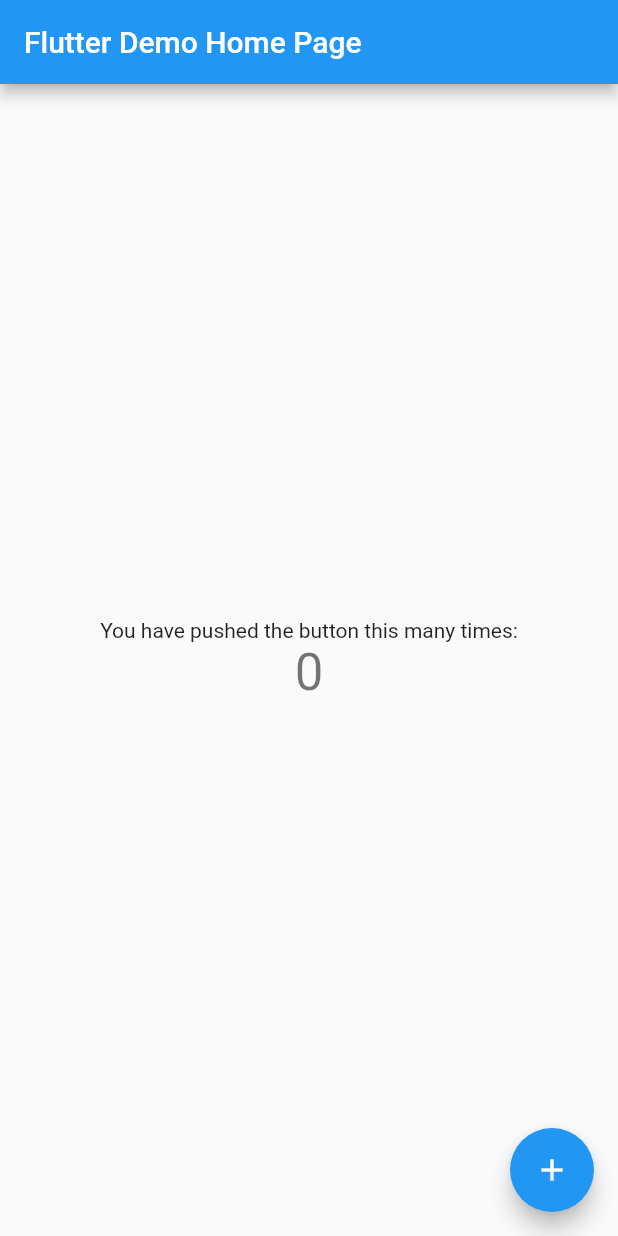
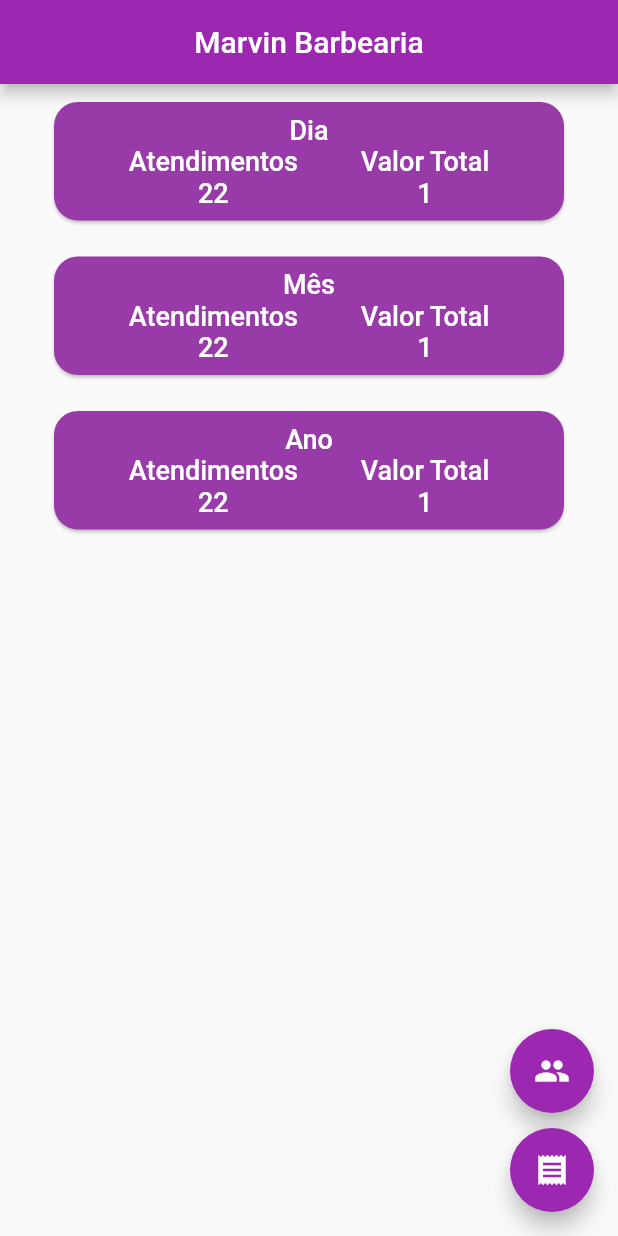
Before and after one commit to mion24/marvin_barbeiro, a Flutter app: the screen it shows after launch, on a phone screen of 412 x 824 dp. Run offline on Flutter 3.47's test engine with Material 2 defaults, Android fonts, the light colour scheme and no system bars.

Commit message:
interface basica

```diff
--- /dev/null
+++ b/lib/app.dart
@@ -0,0 +1,17 @@
+import 'package:flutter/material.dart';
+import 'package:marvin_barbeiro/core/tema/tema.dart';
+import 'package:marvin_barbeiro/pages/home/home.dart';
+
+class App extends StatelessWidget {
+  const App({Key? key}) : super(key: key);
+
+  @override
+  Widget build(BuildContext context) {
+    return MaterialApp(
+      title: 'Marvin Barbearia',
+      theme: tema(),
+      debugShowCheckedModeBanner: false,
+      home: HomeView(),
+    );
+  }
+}
--- /dev/null
+++ b/lib/core/tema/tema.dart
@@ -0,0 +1,43 @@
+import 'package:flutter/material.dart';
+
+ThemeData tema() => ThemeData(
+      colorScheme: ColorScheme(
+        brightness: Brightness.light,
+        primary: Color.fromARGB(255, 212, 103, 231),
+        onPrimary: Colors.white,
+        secondary: Color.fromARGB(255, 152, 59, 168),
+        onSecondary: Colors.white,
+        error: Colors.red,
+        onError: Colors.white,
+        background: Color.fromARGB(255, 200, 7, 235),
+        onBackground: Colors.white,
+        surface: Color.fromARGB(255, 227, 107, 248),
+        onSurface: Colors.white,
+      ),
+      appBarTheme: AppBarTheme(
+        backgroundColor: Colors.purple,
+      ),
+      floatingActionButtonTheme: FloatingActionButtonThemeData(
+        backgroundColor: Colors.purple,
+      ),
+      elevatedButtonTheme: ElevatedButtonThemeData(
+        style: ButtonStyle(
+          backgroundColor:
+              MaterialStateColor.resolveWith((states) => Colors.purple),
+          textStyle: MaterialStateTextStyle.resolveWith(
+            (states) => TextStyle(fontSize: 18),
+          ),
+        ),
+      ),
+      textTheme: TextTheme(
+        bodyText1: TextStyle(
+          fontSize: 18,
+          fontWeight: FontWeight.w500,
+          color: Colors.white,
+        ),
+        headline1: TextStyle(
+          fontSize: 18,
+          fontWeight: FontWeight.bold,
+        ),
+      ),
+    );
--- a/lib/main.dart
+++ b/lib/main.dart
@@ -1,115 +1,6 @@
 import 'package:flutter/material.dart';
+import 'package:marvin_barbeiro/app.dart';
 
 void main() {
-  runApp(const MyApp());
+  runApp(const App());
 }
-
-class MyApp extends StatelessWidget {
-  const MyApp({Key? key}) : super(key: key);
-
-  // This widget is the root of your application.
-  @override
-  Widget build(BuildContext context) {
-    return MaterialApp(
-      title: 'Flutter Demo',
-      theme: ThemeData(
-        // This is the theme of your application.
-        //
-        // Try running your application with "flutter run". You'll see the
-        // application has a blue toolbar. Then, without quitting the app, try
-        // changing the primarySwatch below to Colors.green and then invoke
-        // "hot reload" (press "r" in the console where you ran "flutter run",
-        // or simply save your changes to "hot reload" in a Flutter IDE).
-        // Notice that the counter didn't reset back to zero; the application
-        // is not restarted.
-        primarySwatch: Colors.blue,
-      ),
-      home: const MyHomePage(title: 'Flutter Demo Home Page'),
-    );
-  }
-}
-
-class MyHomePage extends StatefulWidget {
-  const MyHomePage({Key? key, required this.title}) : super(key: key);
-
-  // This widget is the home page of your application. It is stateful, meaning
-  // that it has a State object (defined below) that contains fields that affect
-  // how it looks.
-
-  // This class is the configuration for the state. It holds the values (in this
-  // case the title) provided by the parent (in this case the App widget) and
-  // used by the build method of the State. Fields in a Widget subclass are
-  // always marked "final".
-
-  final String title;
-
-  @override
-  State<MyHomePage> createState() => _MyHomePageState();
-}
-
-class _MyHomePageState extends State<MyHomePage> {
-  int _counter = 0;
-
-  void _incrementCounter() {
-    setState(() {
-      // This call to setState tells the Flutter framework that something has
-      // changed in this State, which causes it to rerun the build method below
-      // so that the display can reflect the updated values. If we changed
-      // _counter without calling setState(), then the build method would not be
-      // called again, and so nothing would appear to happen.
-      _counter++;
-    });
-  }
-
-  @override
-  Widget build(BuildContext context) {
-    // This method is rerun every time setState is called, for instance as done
-    // by the _incrementCounter method above.
-    //
-    // The Flutter framework has been optimized to make rerunning build methods
-    // fast, so that you can just rebuild anything that needs updating rather
-    // than having to individually change instances of widgets.
-    return Scaffold(
-      appBar: AppBar(
-        // Here we take the value from the MyHomePage object that was created by
-        // the App.build method, and use it to set our appbar title.
-        title: Text(widget.title),
-      ),
-      body: Center(
-        // Center is a layout widget. It takes a single child and positions it
-        // in the middle of the parent.
-        child: Column(
-          // Column is also a layout widget. It takes a list of children and
-          // arranges them vertically. By default, it sizes itself to fit its
-          // children horizontally, and tries to be as tall as its parent.
-          //
-          // Invoke "debug painting" (press "p" in the console, choose the
-          // "Toggle Debug Paint" action from the Flutter Inspector in Android
-          // Studio, or the "Toggle Debug Paint" command in Visual Studio Code)
-          // to see the wireframe for each widget.
-          //
-          // Column has various properties to control how it sizes itself and
-          // how it positions its children. Here we use mainAxisAlignment to
-          // center the children vertically; the main axis here is the vertical
-          // axis because Columns are vertical (the cross axis would be
-          // horizontal).
-          mainAxisAlignment: MainAxisAlignment.center,
-          children: <Widget>[
-            const Text(
-              'You have pushed the button this many times:',
-            ),
-            Text(
-              '$_counter',
-              style: Theme.of(context).textTheme.headline4,
-            ),
-          ],
-        ),
-      ),
-      floatingActionButton: FloatingActionButton(
-        onPressed: _incrementCounter,
-        tooltip: 'Increment',
-        child: const Icon(Icons.add),
-      ), // This trailing comma makes auto-formatting nicer for build methods.
-    );
-  }
-}
--- /dev/null
+++ b/lib/pages/home/componentes/card_resumo_vendas.dart
@@ -0,0 +1,66 @@
+import 'package:flutter/material.dart';
+
+class CardResumoVendas extends StatelessWidget {
+  final String titulo;
+  final String atendimentos;
+  final String valorTotal;
+
+  const CardResumoVendas({
+    Key? key,
+    required this.titulo,
+    required this.atendimentos,
+    required this.valorTotal,
+  }) : super(key: key);
+
+  @override
+  Widget build(BuildContext context) {
+    return Padding(
+      padding: const EdgeInsets.symmetric(horizontal: 32, vertical: 8),
+      child: Card(
+        shape: RoundedRectangleBorder(borderRadius: BorderRadius.circular(16)),
+        color: Theme.of(context).colorScheme.secondary,
+        child: Container(
+          width: double.maxFinite,
+          padding: EdgeInsets.all(8), //espaçamento interno p todos os lados
+          child: Column(children: [
+            Column(
+              children: [
+                Text(
+                  titulo,
+                  style: Theme.of(context).textTheme.bodyText1,
+                ),
+              ],
+            ),
+            Row(
+              mainAxisAlignment: MainAxisAlignment.spaceEvenly,
+              children: [
+                Column(
+                  children: [
+                    Text(
+                      'Atendimentos',
+                      style: Theme.of(context).textTheme.bodyText1,
+                    ),
+                    Text(
+                      atendimentos,
+                      style: Theme.of(context).textTheme.bodyText1,
+                    ),
+                  ],
+                ),
+                Column(children: [
+                  Text(
+                    'Valor Total',
+                    style: Theme.of(context).textTheme.bodyText1,
+                  ),
+                  Text(
+                    valorTotal,
+                    style: Theme.of(context).textTheme.bodyText1,
+                  ),
+                ]),
+              ],
+            ),
+          ]),
+        ),
+      ),
+    );
+  }
+}
--- /dev/null
+++ b/lib/pages/home/home.dart
@@ -0,0 +1,59 @@
+import 'package:flutter/material.dart';
+import 'package:marvin_barbeiro/pages/home/componentes/card_resumo_vendas.dart';
+import 'package:marvin_barbeiro/pages/venda/vendas/vendas.dart';
+
+class HomeView extends StatelessWidget {
+  const HomeView({Key? key}) : super(key: key);
+
+  @override
+  Widget build(BuildContext context) {
+    return Scaffold(
+      appBar: AppBar(
+        title: Text('Marvin Barbearia'),
+        centerTitle: true,
+      ),
+      body: Column(
+        children: const [
+          CardResumoVendas(
+            titulo: 'Dia',
+            atendimentos: '22',
+            valorTotal: '1',
+          ),
+          CardResumoVendas(
+            titulo: 'Mês',
+            atendimentos: '22',
+            valorTotal: '1',
+          ),
+          CardResumoVendas(
+            titulo: 'Ano',
+            atendimentos: '22',
+            valorTotal: '1',
+          ),
+        ],
+      ),
+      floatingActionButton: Column(
+        mainAxisAlignment: MainAxisAlignment.end,
+        children: [
+          FloatingActionButton(
+            onPressed: (() {}),
+            child: Icon(Icons.people),
+          ),
+          SizedBox(
+            height: 10,
+          ),
+          FloatingActionButton(
+            onPressed: (() {
+              Navigator.push(
+                context,
+                MaterialPageRoute(
+                  builder: (_) => VendasView(),
+                ),
+              );
+            }),
+            child: Icon(Icons.receipt),
+          ),
+        ],
+      ),
+    );
+  }
+}
```
Also changed, not shown: lib/pages/venda/vendas/componentes/card_venda.dart (added, +52 -0 lines), lib/pages/venda/vendas/vendas.dart (added, +24 -0 lines), 1 other file.
